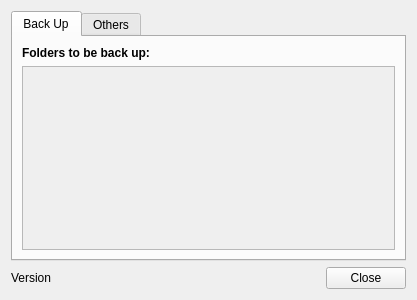
GeovaneJefferson/timemachine, file src/ui/options.ui: the form before one commit.
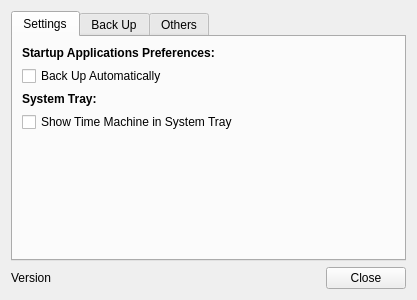
The form after the commit.

```diff
--- a/src/ui/options.ui
+++ b/src/ui/options.ui
@@ -31,6 +31,70 @@
      <property name="currentIndex">
       <number>0</number>
      </property>
+     <widget class="QWidget" name="tab_3">
+      <attribute name="title">
+       <string>Settings</string>
+      </attribute>
+      <layout class="QVBoxLayout" name="verticalLayout_6">
+       <item>
+        <widget class="QLabel" name="label_10">
+         <property name="font">
+          <font>
+           <bold>true</bold>
+          </font>
+         </property>
+         <property name="text">
+          <string>Startup Applications Preferences:</string>
+         </property>
+        </widget>
+       </item>
+       <item>
+        <widget class="QCheckBox" name="automatically_backup_checkbox">
+         <property name="enabled">
+          <bool>true</bool>
+         </property>
+         <property name="text">
+          <string>Back Up Automatically</string>
+         </property>
+        </widget>
+       </item>
+       <item>
+        <widget class="QLabel" name="label_11">
+         <property name="font">
+          <font>
+           <bold>true</bold>
+          </font>
+         </property>
+         <property name="text">
+          <string>System Tray:</string>
+         </property>
+        </widget>
+       </item>
+       <item>
+        <widget class="QCheckBox" name="show_in_system_tray_checkbox">
+         <property name="enabled">
+          <bool>true</bool>
+         </property>
+         <property name="text">
+          <string>Show Time Machine in System Tray</string>
+         </property>
+        </widget>
+       </item>
+       <item>
+        <spacer name="verticalSpacer">
+         <property name="orientation">
+          <enum>Qt::Vertical</enum>
+         </property>
+         <property name="sizeHint" stdset="0">
+          <size>
+           <width>20</width>
+           <height>40</height>
+          </size>
+         </property>
+        </spacer>
+       </item>
+      </layout>
+     </widget>
      <widget class="QWidget" name="back_up_tab">
       <attribute name="title">
        <string>Back Up</string>
@@ -44,7 +108,7 @@
           </font>
          </property>
          <property name="text">
-          <string>Folders to be back up:</string>
+          <string>Select Folders To Be Back Up:</string>
          </property>
         </widget>
        </item>
@@ -59,7 +123,7 @@
             <x>0</x>
             <y>0</y>
             <width>375</width>
-            <height>179</height>
+            <height>175</height>
            </rect>
           </property>
           <layout class="QGridLayout" name="gridLayout_4">
```
